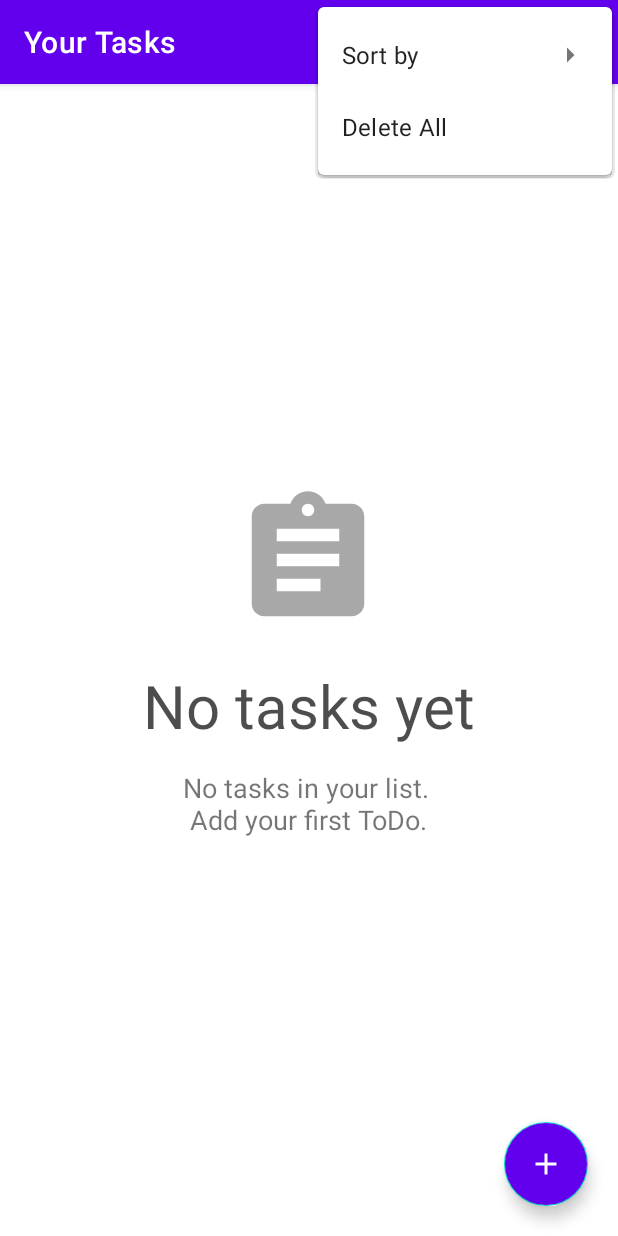
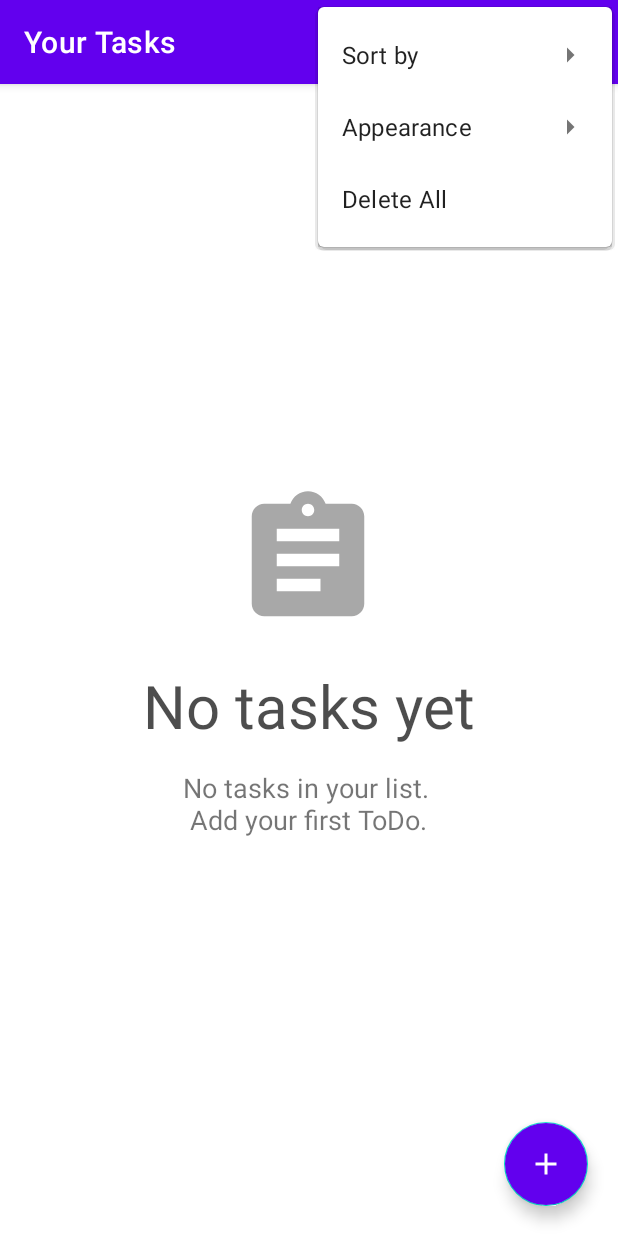
Before and after one commit to AntropovDaniil/ToDoApp, an Android app: the screen it shows after launch (MainActivity), with the options menu open, on a phone screen of 412 x 824 dp. Run offline under Robolectric (Android 15) with nearby library versions, the phone set to English and light mode, and no system bars; our stand-ins replace Room's generated code, navigation-ui; 2 statements that could not run were skipped.

Commit message:
Fixed navigation, notifications. Added task deletion by swipe right

```diff
--- a/app/src/main/java/com/example/todoapp/adapters/TaskListAdapter.kt
+++ b/app/src/main/java/com/example/todoapp/adapters/TaskListAdapter.kt
@@ -23,14 +23,13 @@ import com.example.todoapp.utils.taskTimeCompareMap
 import kotlinx.coroutines.CoroutineScope
 import kotlinx.coroutines.Dispatchers
 import kotlinx.coroutines.launch
-import java.util.*
 
 class TaskListAdapter(): RecyclerView.Adapter<TaskListAdapter.TaskListViewHolder>() {
 
     private var _rvBinding: TaskItemLayoutBinding? = null
     private val rvBinding: TaskItemLayoutBinding get() = _rvBinding!!
 
-    private var taskList = emptyList<TaskEntity>()
+    var taskList = emptyList<TaskEntity>()
     private lateinit var repository: TaskRepository
 
     inner class TaskListViewHolder(val binding: TaskItemLayoutBinding): RecyclerView.ViewHolder(binding.root)
--- a/app/src/main/java/com/example/todoapp/ui/TaskCreateFragment.kt
+++ b/app/src/main/java/com/example/todoapp/ui/TaskCreateFragment.kt
@@ -79,10 +79,10 @@ class TaskCreateFragment : Fragment() {
         binding.taskCreateBtn.setOnClickListener {
             if (checkInputData()) {
                 createTask()
-                findNavController().navigate(R.id.navigateToTaskListFragment)
+                findNavController().navigateUp()
             }
             else {
-                binding.taskName.error = "Invalid Data" //setHintTextColor(resources.getColor(R.color.error_color))
+                binding.taskName.error = "Invalid Data"
                 binding.taskName.requestFocus()
             }
         }
--- a/app/src/main/java/com/example/todoapp/ui/TaskDetailFragment.kt
+++ b/app/src/main/java/com/example/todoapp/ui/TaskDetailFragment.kt
@@ -106,7 +106,7 @@ class TaskDetailFragment : Fragment() {
         binding.taskUpdateBtn.setOnClickListener {
             if (checkInputData()) {
                 updateTask()
-                findNavController().navigate(R.id.navigateToTaskListFragmentFromDetail)
+                findNavController().navigateUp()//.navigate(R.id.navigateToTaskListFragmentFromDetail)
             }
             else {
                 binding.taskName.error = "Invalid Data"
@@ -155,7 +155,7 @@ class TaskDetailFragment : Fragment() {
         builder.setPositiveButton("Yes", {_, _ ->
             viewModel.deleteTask(args.updatedTask)
             Toast.makeText(requireContext(), "Task deleted", Toast.LENGTH_SHORT).show()
-            findNavController().navigate(R.id.navigateToTaskListFragmentFromDetail)
+            findNavController().navigateUp()
         })
         builder.setNegativeButton("No", {_, _ ->
         })
--- a/app/src/main/java/com/example/todoapp/ui/TaskListFragment.kt
+++ b/app/src/main/java/com/example/todoapp/ui/TaskListFragment.kt
@@ -11,6 +11,9 @@ import androidx.fragment.app.activityViewModels
 import androidx.lifecycle.Observer
 import androidx.lifecycle.ViewModelProvider
 import androidx.navigation.Navigation
+import androidx.recyclerview.widget.ItemTouchHelper
+import androidx.recyclerview.widget.LinearLayoutManager
+import androidx.recyclerview.widget.RecyclerView
 import androidx.recyclerview.widget.StaggeredGridLayoutManager
 import com.example.todoapp.R
 import com.example.todoapp.adapters.TaskListAdapter
@@ -29,6 +32,7 @@ class TaskListFragment : Fragment(), androidx.appcompat.widget.SearchView.OnQuer
 
     private val viewModel: TaskViewModel by activityViewModels()
     private val adapter = TaskListAdapter()
+
 
     override fun onCreateView(
         inflater: LayoutInflater, container: ViewGroup?,
@@ -77,6 +81,12 @@ class TaskListFragment : Fragment(), androidx.appcompat.widget.SearchView.OnQuer
             R.id.sort_by_priority -> {
                 viewModel.sortMode = SortMode.SORT_BY_PRIORITY
             }
+            R.id.grid_list -> {
+                binding.taskListRv.layoutManager = StaggeredGridLayoutManager(2, StaggeredGridLayoutManager.VERTICAL)
+            }
+            R.id.linear_list -> {
+                binding.taskListRv.layoutManager = LinearLayoutManager(context)
+            }
         }
         adapter.sortTaskList(viewModel.sortMode)
 
@@ -95,6 +105,8 @@ class TaskListFragment : Fragment(), androidx.appcompat.widget.SearchView.OnQuer
             adapter.setData(it)
             adapter.sortTaskList(viewModel.sortMode)
         })
+
+        initSwipeListener()
     }
 
     private fun setFabAppearance(){
@@ -143,4 +155,25 @@ class TaskListFragment : Fragment(), androidx.appcompat.widget.SearchView.OnQuer
         }
         return true
     }
+
+    private fun initSwipeListener(){
+        val simpleCallback = object : ItemTouchHelper.SimpleCallback(0, ItemTouchHelper.RIGHT){
+            override fun onMove(
+                recyclerView: RecyclerView,
+                viewHolder: RecyclerView.ViewHolder,
+                target: RecyclerView.ViewHolder
+            ): Boolean {
+                return false
+            }
+
+            override fun onSwiped(viewHolder: RecyclerView.ViewHolder, direction: Int) {
+                val position = viewHolder.adapterPosition
+                viewModel.deleteTask(adapter.taskList[position])
+                adapter.notifyItemRemoved(position)
+            }
+        }
+
+        val itemTouchHelper = ItemTouchHelper(simpleCallback)
+        itemTouchHelper.attachToRecyclerView(binding.taskListRv)
+    }
 }
--- a/app/src/main/java/com/example/todoapp/viewModels/TaskViewModel.kt
+++ b/app/src/main/java/com/example/todoapp/viewModels/TaskViewModel.kt
@@ -81,7 +81,7 @@ class TaskViewModel(application: Application): AndroidViewModel(application) {
             .setRequiresBatteryNotLow(true)
             .build()
 
-        val taskWorkerRequest: WorkRequest = PeriodicWorkRequestBuilder<TaskWorker>(1, TimeUnit.DAYS)
+        val taskWorkerRequest: WorkRequest = PeriodicWorkRequestBuilder<TaskWorker>(1, TimeUnit.DAYS, 4, TimeUnit.HOURS)
             .addTag("TaskWorker")
             .setInitialDelay(10, TimeUnit.SECONDS)
             .setConstraints(constraints)
--- a/app/src/main/java/com/example/todoapp/worker/TaskWorker.kt
+++ b/app/src/main/java/com/example/todoapp/worker/TaskWorker.kt
@@ -44,7 +44,6 @@ class TaskWorker(context: Context, workerParams: WorkerParameters): Worker(conte
 
 
             taskList = getTaskList()
-            Log.d(TASK_WORKER_TAG, "TaskList from doWork: ${taskList}")
             if(taskList.isNotEmpty()) {
                 checkTaskDate(taskList)
             }
@@ -70,6 +69,7 @@ class TaskWorker(context: Context, workerParams: WorkerParameters): Worker(conte
         for (task in taskList.sortedByDescending { taskTimeCompareMap(it.taskDate, it.taskTime) }){
             Log.d(TASK_WORKER_TAG, "TaskName: ${task.taskName} taskDate: ${task.taskDate}")
             if (task.taskDate.isEmpty() || task.taskDoneFlag || !task.taskRemindFlag) continue
+
             if (task.taskDate.isNotEmpty() && task.taskTime.isNotEmpty()) {
                 dayOfMonth = task.taskDate.substringBefore(".").toInt()
                 month = task.taskDate.substringAfter(".").substringBefore(".").toInt()
@@ -141,7 +141,7 @@ class TaskWorker(context: Context, workerParams: WorkerParameters): Worker(conte
         val intent = Intent(applicationContext, MainActivity::class.java)
         val pendingIntent: PendingIntent = PendingIntent.getActivity(applicationContext, 0, intent, 0)
 
-        val message = if (dateDiff<24) "You have task today!" else "Your have task in ${(dateDiff/24)} days"
+        val message = if (dateDiff>24) "Your have task in ${(dateDiff/24)} days" else "You have nearest task!"
         val notification = NotificationCompat.Builder(applicationContext, CHANNEL_ID)
             .setContentTitle(taskName)
             .setContentText(message)
--- a/app/src/main/res/menu/main_menu.xml
+++ b/app/src/main/res/menu/main_menu.xml
@@ -23,8 +23,22 @@
                 android:title="@string/sort_by_time_menu"/>
             <item android:id="@+id/sort_by_priority"
                 android:title="@string/sort_by_priority_menu"/>
+        </menu>
+
+    </item>
 
 
+    <item android:id="@+id/layout_type"
+        android:title="@string/layout_type_title"
+        android:icon="@drawable/menu_sort_icon"
+        android:iconTint="@color/white"
+        app:showAsAction="never">
+
+        <menu>
+            <item android:id="@+id/grid_list"
+                android:title="@string/grid_layout_title"/>
+            <item android:id="@+id/linear_list"
+                android:title="@string/linear_layout_title"/>
         </menu>
 
     </item>
@@ -35,4 +49,5 @@
         android:iconTint="@color/white"
         app:showAsAction="never"/>
 
+
 </menu>
--- a/app/src/main/res/navigation/main_nav_graph.xml
+++ b/app/src/main/res/navigation/main_nav_graph.xml
@@ -24,11 +24,6 @@
         android:name="com.example.todoapp.ui.TaskDetailFragment"
         android:label="Task Detail"
         tools:layout="@layout/fragment_task_detail" >
-        <action
-            android:id="@+id/navigateToTaskListFragmentFromDetail"
-            app:destination="@id/taskListFragment"
-            app:popUpTo="@id/navigateToTaskListFragment"
-            app:popUpToInclusive="true"/>
         <argument
             android:name="updated_task"
             app:argType="com.example.todoapp.database.TaskEntity" />
@@ -37,11 +32,5 @@
         android:id="@+id/taskCreateFragment"
         android:name="com.example.todoapp.ui.TaskCreateFragment"
         android:label="New Task"
-        tools:layout="@layout/fragment_task_create" >
-        <action
-            android:id="@+id/navigateToTaskListFragment"
-            app:destination="@id/taskListFragment"
-            app:popUpTo="@id/navigateToTaskListFragment"
-            app:popUpToInclusive="true"/>
-    </fragment>
+        tools:layout="@layout/fragment_task_create" />
 </navigation>
--- a/app/src/main/res/values/strings.xml
+++ b/app/src/main/res/values/strings.xml
@@ -27,5 +27,9 @@
     <string name="sort_by_time_menu">Time</string>
     <string name="sort_by_priority_menu">Priority</string>
     <string name="background_text_title">No tasks yet</string>
+    <string name="layout_type_title">Appearance</string>
+    <string name="grid_layout_title">Grid</string>
+    <string name="linear_layout_title">Linear</string>
+
     <string name="background_text">No tasks in your list. \n Add your first ToDo.</string>
 </resources>
```
